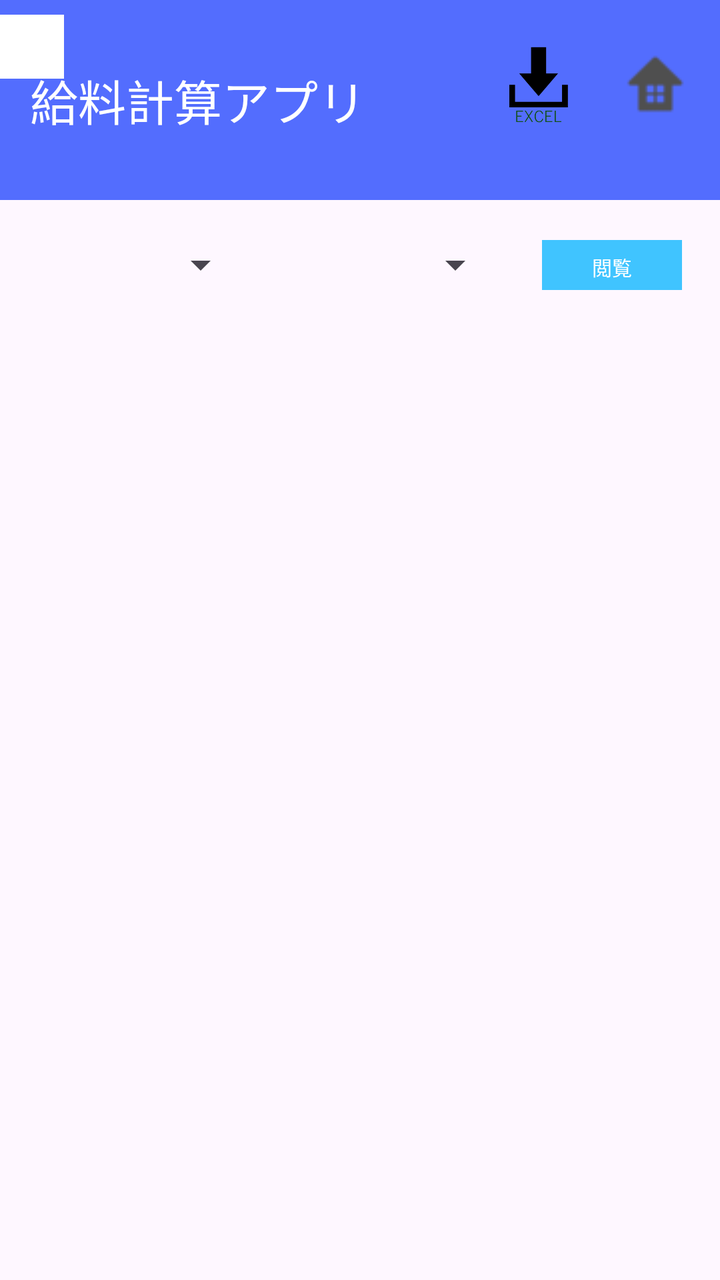
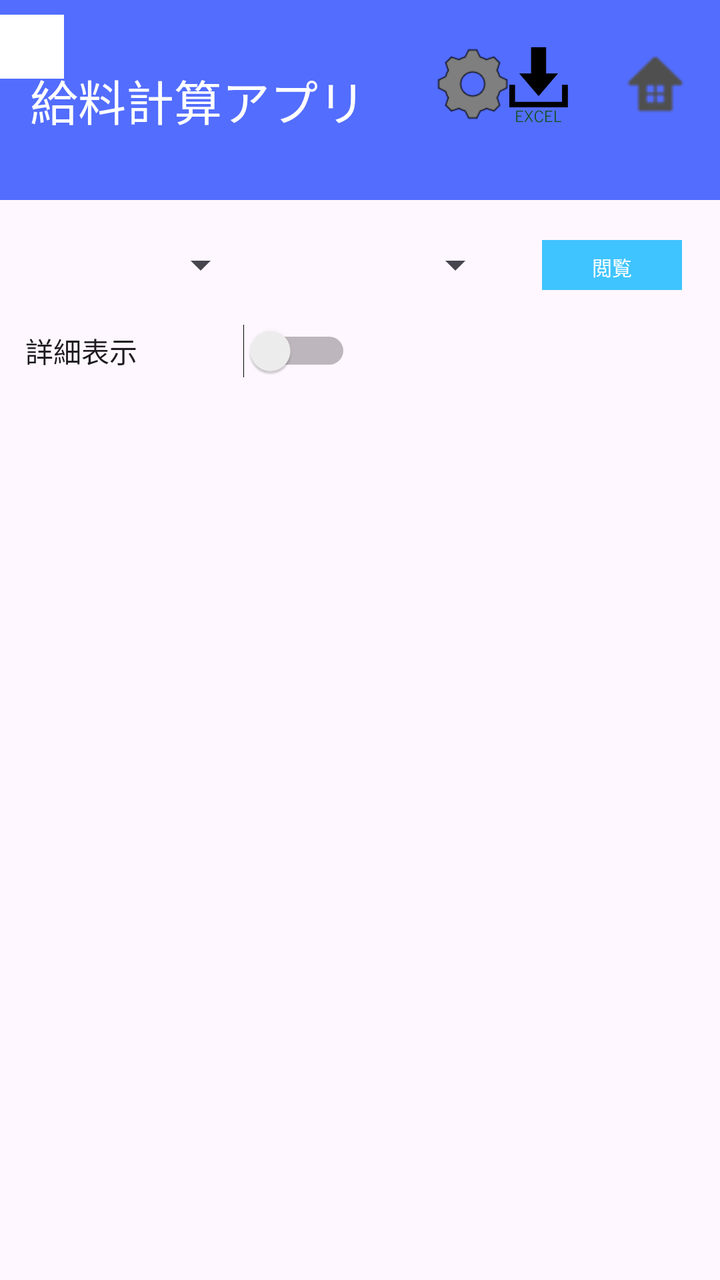

An Android layout rendered at two revisions. The XML below is the earlier revision; the diff shows what the commit changed to produce the second picture.
<!-- AndroidManifest.xml: application theme Theme.SalaryManager -->
<!-- res/layout/activity_database.xml -->
<?xml version="1.0" encoding="utf-8"?>
<androidx.constraintlayout.widget.ConstraintLayout xmlns:android="http://schemas.android.com/apk/res/android"
    xmlns:app="http://schemas.android.com/apk/res-auto"
    xmlns:tools="http://schemas.android.com/tools"
    android:layout_width="match_parent"
    android:layout_height="match_parent">

    <TextView
        android:id="@+id/view3"
        android:layout_width="match_parent"
        android:layout_height="100dp"
        android:background="#536DFE"
        android:gravity="left|center_vertical"
        android:paddingStart="15dp"
        android:text="給料計算アプリ"
        android:textColor="@color/white"
        android:textSize="24sp"
        app:layout_constraintBottom_toBottomOf="parent"
        app:layout_constraintEnd_toEndOf="parent"
        app:layout_constraintStart_toStartOf="parent"
        app:layout_constraintTop_toTopOf="parent"
        app:layout_constraintVertical_bias="0.0" />

    <ScrollView
        android:id="@+id/scrollView"
        android:layout_width="match_parent"
        android:layout_height="649dp"
        android:layout_marginTop="12dp"
        app:layout_constraintBottom_toBottomOf="parent"
        app:layout_constraintEnd_toEndOf="parent"
        app:layout_constraintHorizontal_bias="0.333"
        app:layout_constraintStart_toStartOf="parent"
        app:layout_constraintTop_toBottomOf="@+id/textView"
        app:layout_constraintVertical_bias="1.0"
        tools:ignore="SpeakableTextPresentCheck">

        <HorizontalScrollView
            android:layout_width="match_parent"
            android:layout_height="wrap_content"
            tools:ignore="SpeakableTextPresentCheck">

            <TableLayout
                android:id="@+id/tableLayout"
                android:layout_width="wrap_content"
                android:layout_height="wrap_content"
                android:layout_marginTop="16dp"
                android:background="#FFFFFF"
                android:padding="16dp"
                android:stretchColumns="*"></TableLayout>
        </HorizontalScrollView>
    </ScrollView>

    <TextView
        android:id="@+id/textView"
        android:layout_width="373dp"
        android:layout_height="33dp"
        android:layout_marginTop="76dp"
        android:text=""
        app:layout_constraintEnd_toEndOf="parent"
        app:layout_constraintHorizontal_bias="0.421"
        app:layout_constraintStart_toStartOf="parent"
        app:layout_constraintTop_toBottomOf="@+id/view3" />

    <Spinner
        android:id="@+id/year_spinner"
        android:layout_width="111dp"
        android:layout_height="33dp"
        android:layout_marginTop="16dp"
        app:layout_constraintEnd_toEndOf="parent"
        app:layout_constraintHorizontal_bias="0.053"
        app:layout_constraintStart_toStartOf="parent"
        app:layout_constraintTop_toBottomOf="@+id/view3"
        tools:ignore="TouchTargetSizeCheck" />

    <Spinner
        android:id="@+id/month_spinner"
        android:layout_width="111dp"
        android:layout_height="33dp"
        android:layout_marginTop="16dp"
        app:layout_constraintEnd_toEndOf="parent"
        app:layout_constraintHorizontal_bias="0.132"
        app:layout_constraintStart_toEndOf="@+id/year_spinner"
        app:layout_constraintTop_toBottomOf="@+id/view3"
        tools:ignore="TouchTargetSizeCheck" />

    <Button
        android:id="@+id/view_button"
        android:layout_width="70dp"
        android:layout_height="33dp"
        android:layout_marginTop="16dp"
        android:backgroundTint="#40C4FF"
        android:text="閲覧"
        android:textSize="10dp"
        app:cornerRadius="0dp"
        app:layout_constraintEnd_toEndOf="parent"
        app:layout_constraintHorizontal_bias="0.508"
        app:layout_constraintStart_toEndOf="@+id/month_spinner"
        app:layout_constraintTop_toBottomOf="@+id/view3"
        tools:ignore="TextSizeCheck,TouchTargetSizeCheck" />

    <ImageButton
        android:id="@+id/homeButton"
        android:layout_width="48dp"
        android:layout_height="52dp"
        android:layout_marginTop="16dp"
        android:background="#00FFFFFF"
        android:scaleType="centerInside"
        android:src="@drawable/home_icon"
        app:layout_constraintEnd_toEndOf="parent"
        app:layout_constraintHorizontal_bias="0.973"
        app:layout_constraintStart_toStartOf="parent"
        app:layout_constraintTop_toTopOf="parent"
        tools:ignore="SpeakableTextPresentCheck" />

    <ImageButton
        android:id="@+id/excelButton"
        android:layout_width="48dp"
        android:layout_height="52dp"
        android:layout_marginTop="16dp"
        android:background="#00FFFFFF"
        android:scaleType="centerInside"
        android:src="@drawable/save_excel_icon"
        app:layout_constraintEnd_toStartOf="@+id/homeButton"
        app:layout_constraintHorizontal_bias="0.96"
        app:layout_constraintStart_toStartOf="@+id/view3"
        app:layout_constraintTop_toTopOf="parent"
        tools:ignore="SpeakableTextPresentCheck" />



</androidx.constraintlayout.widget.ConstraintLayout>
<!-- resources referenced by this layout -->
<resources>
  <color name="white">#FFFFFFFF</color>
  <!-- drawable home_icon: png bitmap (drawable, 774 bytes) -->
  <!-- drawable save_excel_icon: png bitmap (drawable, 3200 bytes) -->
  <style name="Theme.SalaryManager" parent="Base.Theme.SalaryManager" />
  <style name="Base.Theme.SalaryManager" parent="Theme.Material3.Light.NoActionBar">
          
          
      </style>
</resources>

<!-- the commit's change to res/layout/activity_database.xml (unified diff, before → after) -->
@@ -17,6 +17,7 @@
         android:textSize="24sp"
         app:layout_constraintBottom_toBottomOf="parent"
         app:layout_constraintEnd_toEndOf="parent"
+        app:layout_constraintHorizontal_bias="0.0"
         app:layout_constraintStart_toStartOf="parent"
         app:layout_constraintTop_toTopOf="parent"
         app:layout_constraintVertical_bias="0.0" />
@@ -54,12 +55,11 @@
         android:id="@+id/textView"
         android:layout_width="373dp"
         android:layout_height="33dp"
-        android:layout_marginTop="76dp"
+        android:layout_marginTop="24dp"
         android:text=""
         app:layout_constraintEnd_toEndOf="parent"
-        app:layout_constraintHorizontal_bias="0.421"
         app:layout_constraintStart_toStartOf="parent"
-        app:layout_constraintTop_toBottomOf="@+id/view3" />
+        app:layout_constraintTop_toBottomOf="@+id/Detailed_display_Switch" />
 
     <Spinner
         android:id="@+id/year_spinner"
@@ -126,6 +126,32 @@
         app:layout_constraintTop_toTopOf="parent"
         tools:ignore="SpeakableTextPresentCheck" />
 
+    <ImageButton
+        android:id="@+id/settingExcelButton"
+        android:layout_width="48dp"
+        android:layout_height="52dp"
+        android:layout_marginStart="236dp"
+        android:layout_marginTop="16dp"
+        android:layout_marginEnd="9dp"
+        android:background="#00FFFFFF"
+        android:scaleType="centerInside"
+        android:src="@drawable/setting"
+        app:layout_constraintEnd_toStartOf="@+id/excelButton"
+        app:layout_constraintStart_toStartOf="parent"
+        app:layout_constraintTop_toTopOf="parent"
+        tools:ignore="SpeakableTextPresentCheck" />
+
+    <Switch
+        android:id="@+id/Detailed_display_Switch"
+        android:layout_width="163dp"
+        android:layout_height="29dp"
+        android:layout_marginTop="12dp"
+        android:text="詳細表示"
+        app:layout_constraintEnd_toEndOf="parent"
+        app:layout_constraintHorizontal_bias="0.064"
+        app:layout_constraintStart_toStartOf="parent"
+        app:layout_constraintTop_toBottomOf="@+id/year_spinner"
+        tools:ignore="TouchTargetSizeCheck" />
 
 
 </androidx.constraintlayout.widget.ConstraintLayout>
<!-- resource entries referenced after the edit -->
@@ -3,6 +3,7 @@
   <color name="white">#FFFFFFFF</color>
   <!-- drawable home_icon: png bitmap (drawable, 774 bytes) -->
   <!-- drawable save_excel_icon: png bitmap (drawable, 3200 bytes) -->
+  <!-- drawable setting: png bitmap (drawable, 1923 bytes) -->
   <style name="Theme.SalaryManager" parent="Base.Theme.SalaryManager" />
   <style name="Base.Theme.SalaryManager" parent="Theme.Material3.Light.NoActionBar">
           
